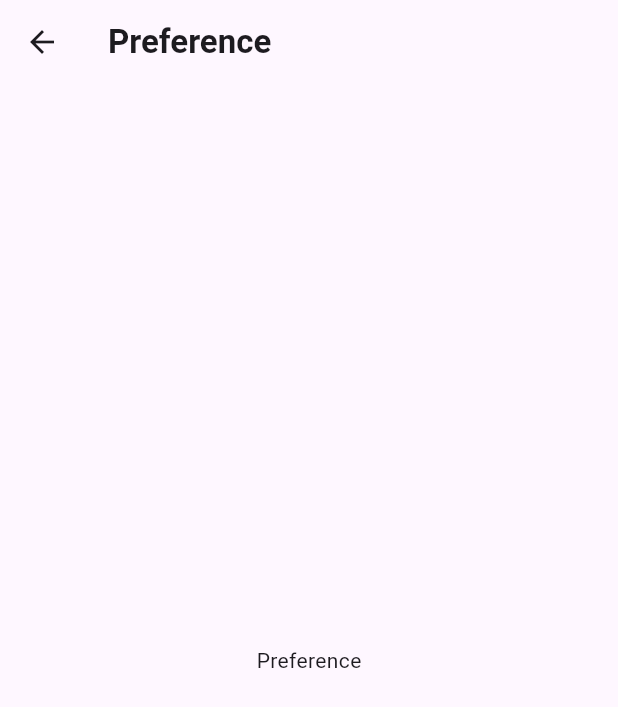
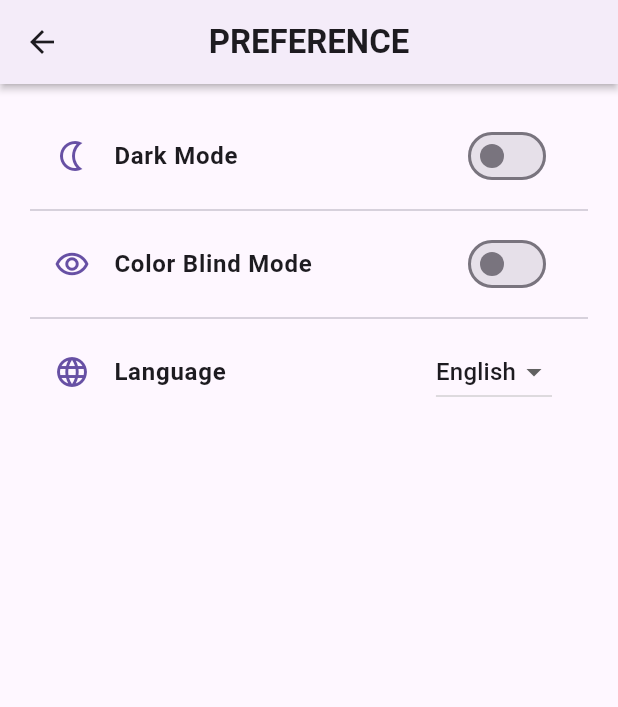
Before and after one commit to jharodiv/Accessability, a Flutter app: the Preferencescreen screen opened directly, on a phone screen of 412 x 824 dp. Shown: the top 707 px of the screen. Run offline on Flutter 3.47's test engine with Material 3 defaults, Android fonts, the phone set to English and light mode, and no system bars; our stand-ins replace animated_splash_screen, lottie.

Commit message:
Frontend - Preference UI DONE

```diff
--- a/frontend/lib/accessability/screens/settings/settingsscreen.dart
+++ b/frontend/lib/accessability/screens/settings/settingsscreen.dart
@@ -1,4 +1,5 @@
 import 'package:flutter/material.dart';
+import 'package:frontend/accessability/screens/gpsscreen/gps.dart';
 import 'package:frontend/accessability/widgets/settingswidgets/about.dart';
 import 'package:frontend/accessability/widgets/settingswidgets/accountscreen.dart';
 import 'package:frontend/accessability/widgets/settingswidgets/biometricscreen.dart';
@@ -23,7 +24,14 @@ class _SettingsScreenState extends State<SettingsScreen> {
         preferredSize: const Size.fromHeight(65),
         child: AppBar(
           leading: IconButton(
-              onPressed: () {},
+              onPressed: () {
+                Navigator.pop(
+                  context,
+                  MaterialPageRoute(
+                    builder: (context) => const GpsScreen(),
+                  ),
+                );
+              },
               icon: const Icon(Icons.arrow_back),
               color: const Color(0xFF6750A4)),
           title: const Text(
--- a/frontend/lib/accessability/widgets/settingswidgets/preferencescreen.dart
+++ b/frontend/lib/accessability/widgets/settingswidgets/preferencescreen.dart
@@ -1,22 +1,108 @@
 import 'package:flutter/material.dart';
+import 'package:frontend/accessability/screens/settings/settingsscreen.dart';
 
-class Preferencescreen extends StatelessWidget {
+class Preferencescreen extends StatefulWidget {
   const Preferencescreen({super.key});
+
+  @override
+  _PreferenceScreenState createState() => _PreferenceScreenState();
+}
+
+class _PreferenceScreenState extends State<Preferencescreen> {
+  bool isNightmode = false;
+  bool isColorblindmode = false;
+  String selectedLanguage = 'English'; //Default Language
 
   @override
   Widget build(BuildContext context) {
     return Scaffold(
         appBar: AppBar(
-        leading:
-            IconButton(onPressed: () {}, icon: const Icon(Icons.arrow_back)),
+          leading: IconButton(
+              onPressed: () {
+                Navigator.pop(
+                    context,
+                    MaterialPageRoute(
+                      builder: (context) => const SettingsScreen(),
+                    ));
+              },
+              icon: const Icon(Icons.arrow_back)),
           title: const Text(
-          'Preference',
+            'PREFERENCE',
             style: TextStyle(fontWeight: FontWeight.bold),
           ),
+          centerTitle: true,
+          elevation: 2,
+          shadowColor: Colors.black,
         ),
-      body: const Center(
-        child: Text('Preference'),
+        body: Center(
+          child: Padding(
+            padding: const EdgeInsets.all(20.0),
+            child: ListView(
+              children: [
+                ListTile(
+                  leading: const Icon(
+                    Icons.nightlight_outlined,
+                    color: Color(0xFF6750A4),
                   ),
+                  title: const Text(
+                    'Dark Mode',
+                    style: TextStyle(fontWeight: FontWeight.bold),
+                  ),
+                  trailing: Switch(
+                      value: isNightmode,
+                      onChanged: (bool value) {
+                        setState(() {
+                          isNightmode = value;
+                        });
+                      }),
+                ),
+                const Divider(),
+                ListTile(
+                  leading: const Icon(
+                    Icons.remove_red_eye_outlined,
+                    color: Color(0xFF6750A4),
+                  ),
+                  title: const Text(
+                    'Color Blind Mode',
+                    style: TextStyle(fontWeight: FontWeight.bold),
+                  ),
+                  trailing: Switch(
+                      value: isColorblindmode,
+                      onChanged: (bool value) {
+                        setState(() {
+                          isColorblindmode = value;
+                        });
+                      }),
+                ),
+                const Divider(),
+                ListTile(
+                  leading: const Icon(
+                    Icons.language,
+                    color: Color(0xFF6750A4),
+                  ),
+                  title: const Text(
+                    'Language',
+                    style: TextStyle(fontWeight: FontWeight.bold),
+                  ),
+                  trailing: DropdownButton<String>(
+                    value: selectedLanguage,
+                    onChanged: (String? newValue) {
+                      setState(() {
+                        selectedLanguage = newValue!;
+                      });
+                    },
+                    items: <String>['English', 'Filipino']
+                        .map<DropdownMenuItem<String>>((String value) {
+                      return DropdownMenuItem<String>(
+                        value: value,
+                        child: Text(value),
                       );
+                    }).toList(),
+                  ),
+                ),
+              ],
+            ),
+          ),
+        ));
   }
 }
--- a/frontend/lib/main.dart
+++ b/frontend/lib/main.dart
@@ -1,5 +1,4 @@
 import 'package:flutter/material.dart';
-import 'package:frontend/accessability/screens/settings/settingsscreen.dart';
 import 'package:frontend/accessability/screens/splashscreen.dart';
 //import 'package:frontend/accessability/screens/splashscreen.dart';
 
```
Lines whose indentation alone changed are shown as unchanged.
